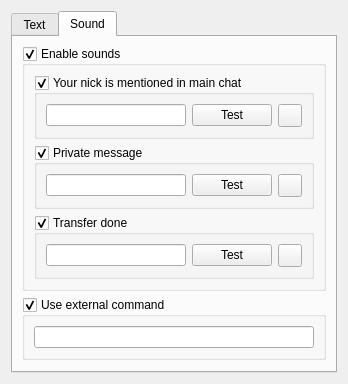
First picture: the form in eiskaltdcpp/ui/UISettingsNotification.ui, repository eiskaltdcpp/eiskaltdcpp, before the edit.
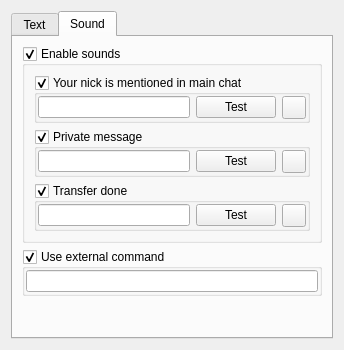
Second picture: the form after the edit. The open tabs and pages were chosen to show the change.

What changed in the file:
```diff
--- a/eiskaltdcpp/ui/UISettingsNotification.ui
+++ b/eiskaltdcpp/ui/UISettingsNotification.ui
@@ -6,8 +6,8 @@
    <rect>
     <x>0</x>
     <y>0</y>
-    <width>348</width>
-    <height>325</height>
+    <width>344</width>
+    <height>315</height>
    </rect>
   </property>
   <property name="windowTitle">
@@ -186,6 +186,9 @@
              <bool>true</bool>
             </property>
             <layout class="QGridLayout" name="gridLayout_7">
+             <property name="margin">
+              <number>1</number>
+             </property>
              <item row="0" column="0">
               <widget class="QLineEdit" name="lineEdit_SNDNICKSAY"/>
              </item>
@@ -215,6 +218,9 @@
              <bool>true</bool>
             </property>
             <layout class="QGridLayout" name="gridLayout_8">
+             <property name="margin">
+              <number>1</number>
+             </property>
              <item row="0" column="0">
               <widget class="QLineEdit" name="lineEdit_SNDPM"/>
              </item>
@@ -244,6 +250,9 @@
              <bool>true</bool>
             </property>
             <layout class="QGridLayout" name="gridLayout_9">
+             <property name="margin">
+              <number>1</number>
+             </property>
              <item row="0" column="0">
               <widget class="QLineEdit" name="lineEdit_SNDTRDONE"/>
              </item>
@@ -289,6 +298,9 @@
           <bool>true</bool>
          </property>
          <layout class="QGridLayout" name="gridLayout_6">
+          <property name="margin">
+           <number>1</number>
+          </property>
           <item row="0" column="0">
            <widget class="QLineEdit" name="lineEdit_SNDCMD"/>
           </item>
```
